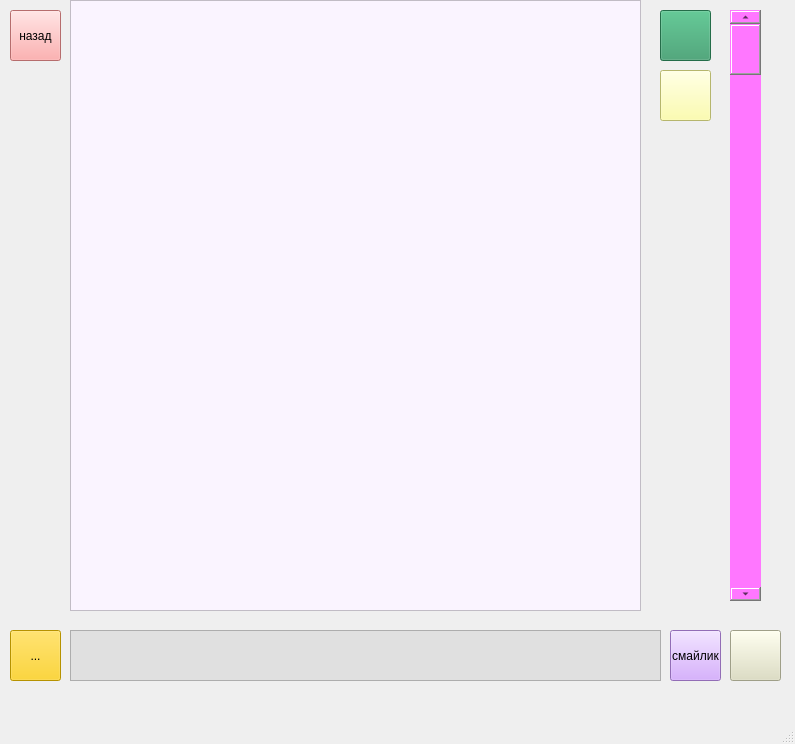
ewestro/MESS-2.0, file main_window.ui: the form before one commit.
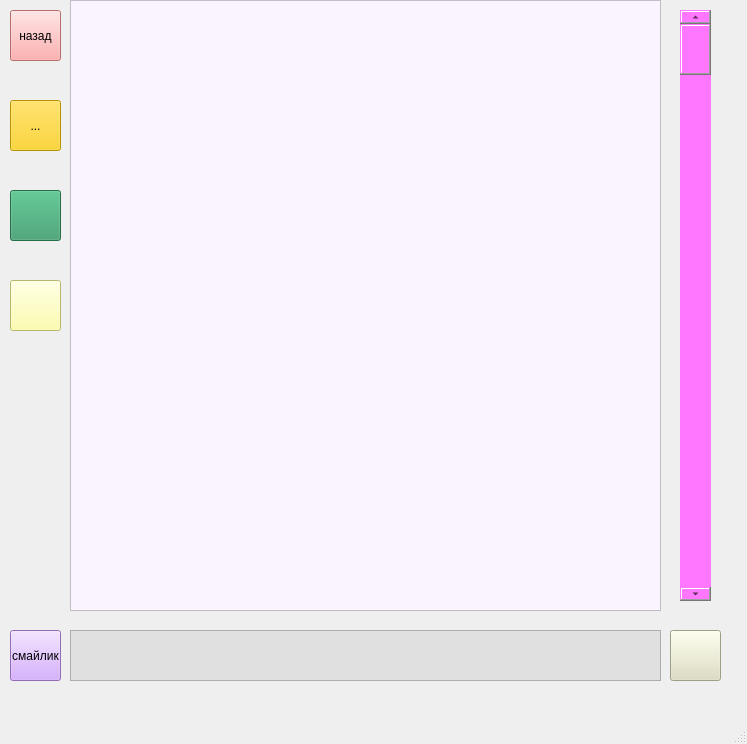
The form after the commit. Icons and pictures are not drawn.

```diff
--- a/main_window.ui
+++ b/main_window.ui
@@ -6,7 +6,7 @@
    <rect>
     <x>0</x>
     <y>0</y>
-    <width>795</width>
+    <width>747</width>
     <height>744</height>
    </rect>
   </property>
@@ -17,7 +17,7 @@
    <widget class="QScrollBar" name="verticalScrollBar">
     <property name="geometry">
      <rect>
-      <x>730</x>
+      <x>680</x>
       <y>10</y>
       <width>31</width>
       <height>591</height>
@@ -33,7 +33,7 @@
    <widget class="QPushButton" name="enter">
     <property name="geometry">
      <rect>
-      <x>730</x>
+      <x>670</x>
       <y>630</y>
       <width>51</width>
       <height>51</height>
@@ -63,7 +63,7 @@
     <property name="geometry">
      <rect>
       <x>10</x>
-      <y>630</y>
+      <y>100</y>
       <width>51</width>
       <height>51</height>
      </rect>
@@ -78,8 +78,8 @@
    <widget class="QToolButton" name="settings">
     <property name="geometry">
      <rect>
-      <x>660</x>
-      <y>10</y>
+      <x>10</x>
+      <y>190</y>
       <width>51</width>
       <height>51</height>
      </rect>
@@ -104,7 +104,7 @@
    <widget class="QToolButton" name="stickers">
     <property name="geometry">
      <rect>
-      <x>670</x>
+      <x>10</x>
       <y>630</y>
       <width>51</width>
       <height>51</height>
@@ -152,7 +152,7 @@
      <rect>
       <x>70</x>
       <y>0</y>
-      <width>571</width>
+      <width>591</width>
       <height>611</height>
      </rect>
     </property>
@@ -163,8 +163,8 @@
    <widget class="QToolButton" name="search">
     <property name="geometry">
      <rect>
-      <x>660</x>
-      <y>70</y>
+      <x>10</x>
+      <y>280</y>
       <width>51</width>
       <height>51</height>
      </rect>
```
Left out of the diff: 2 changed lines with no effect on the pictures.
